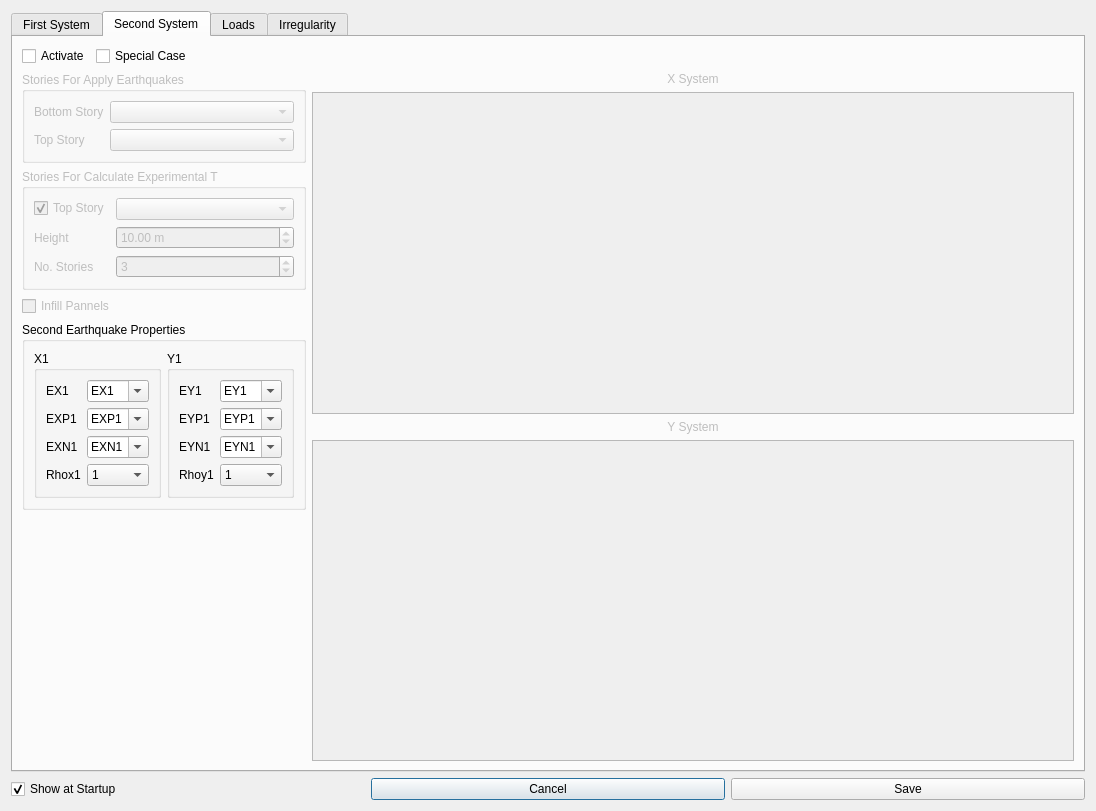
Above: widgets/civiltools_project_settings.ui from ebrahimraeyat/civilTools before the change. Below: the same form after it.
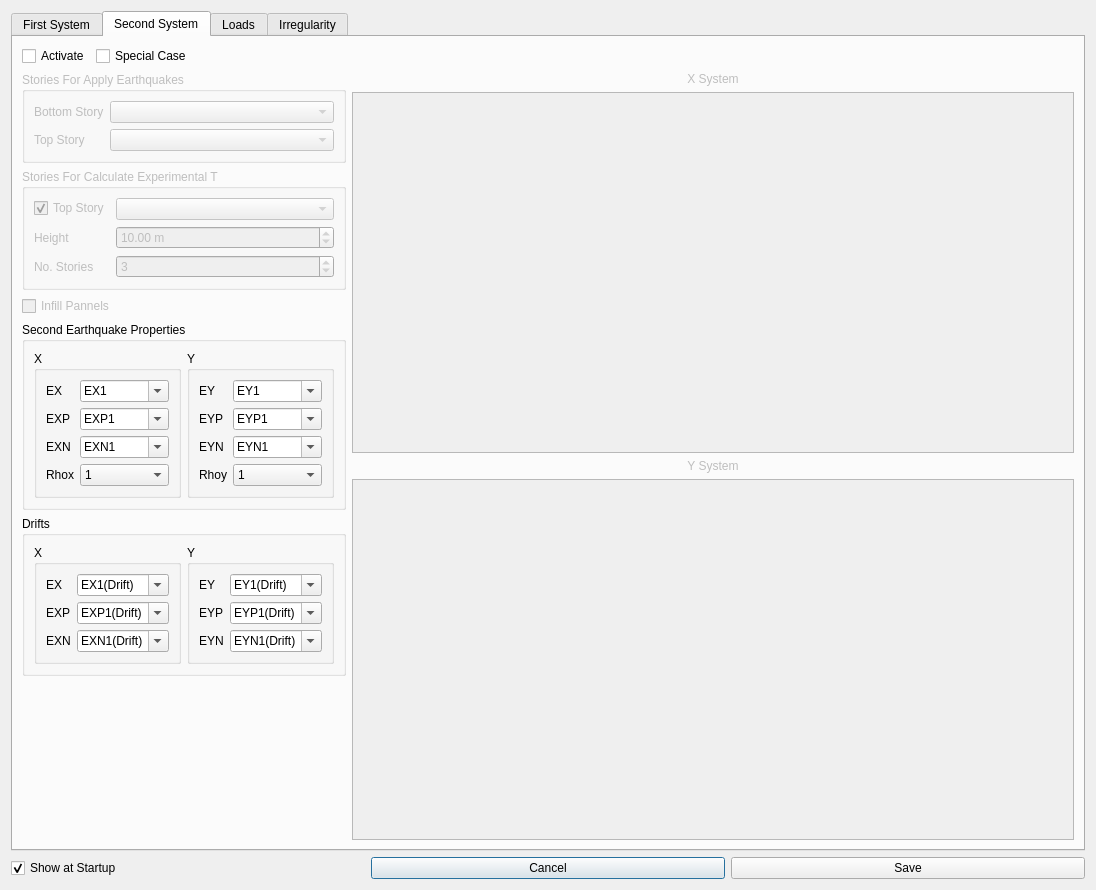
That is the form after the change. The open tabs and pages were chosen to show the change. Icons and pictures are not drawn. Custom widgets are drawn as their Qt base class.

Commit message: Add drifts earthquakes names to settings

What changed in the file:
```diff
--- a/widgets/civiltools_project_settings.ui
+++ b/widgets/civiltools_project_settings.ui
@@ -554,6 +554,168 @@
               </item>
              </layout>
             </item>
+            <item>
+             <widget class="QGroupBox" name="second_earthquake_properties_3">
+              <property name="enabled">
+               <bool>true</bool>
+              </property>
+              <property name="title">
+               <string>Drifts</string>
+              </property>
+              <property name="checkable">
+               <bool>false</bool>
+              </property>
+              <property name="checked">
+               <bool>false</bool>
+              </property>
+              <layout class="QHBoxLayout" name="horizontalLayout_15">
+               <item>
+                <widget class="QGroupBox" name="groupBox_13">
+                 <property name="title">
+                  <string>X</string>
+                 </property>
+                 <layout class="QFormLayout" name="formLayout_15">
+                  <item row="0" column="0">
+                   <widget class="QLabel" name="label_63">
+                    <property name="enabled">
+                     <bool>true</bool>
+                    </property>
+                    <property name="text">
+                     <string>EX</string>
+                    </property>
+                   </widget>
+                  </item>
+                  <item row="0" column="1">
+                   <widget class="QComboBox" name="ex_drift_combobox">
+                    <property name="enabled">
+                     <bool>true</bool>
+                    </property>
+                    <property name="editable">
+                     <bool>true</bool>
+                    </property>
+                    <item>
+                     <property name="text">
+                      <string>EX(Drift)</string>
+                     </property>
+                    </item>
+                   </widget>
+                  </item>
+                  <item row="1" column="0">
+                   <widget class="QLabel" name="label_64">
+                    <property name="text">
+                     <string>EXP</string>
+                    </property>
+                   </widget>
+                  </item>
+                  <item row="1" column="1">
+                   <widget class="QComboBox" name="exp_drift_combobox">
+                    <property name="editable">
+                     <bool>true</bool>
+                    </property>
+                    <item>
+                     <property name="text">
+                      <string>EXP(Drift)</string>
+                     </property>
+                    </item>
+                   </widget>
+                  </item>
+                  <item row="2" column="0">
+                   <widget class="QLabel" name="label_65">
+                    <property name="text">
+                     <string>EXN</string>
+                    </property>
+                   </widget>
+                  </item>
+                  <item row="2" column="1">
+                   <widget class="QComboBox" name="exn_drift_combobox">
+                    <property name="editable">
+                     <bool>true</bool>
+                    </property>
+                    <item>
+                     <property name="text">
+                      <string>EXN(Drift)</string>
+                     </property>
+                    </item>
+                   </widget>
+                  </item>
+                 </layout>
+                </widget>
+               </item>
+               <item>
+                <widget class="QGroupBox" name="groupBox_21">
+                 <property name="title">
+                  <string>Y</string>
+                 </property>
+                 <layout class="QFormLayout" name="formLayout_16">
+                  <item row="0" column="0">
+                   <widget class="QLabel" name="label_67">
+                    <property name="enabled">
+                     <bool>true</bool>
+                    </property>
+                    <property name="text">
+                     <string>EY</string>
+                    </property>
+                   </widget>
+                  </item>
+                  <item row="0" column="1">
+                   <widget class="QComboBox" name="ey_drift_combobox">
+                    <property name="enabled">
+                     <bool>true</bool>
+                    </property>
+                    <property name="editable">
+                     <bool>true</bool>
+                    </property>
+                    <item>
+                     <property name="text">
+                      <string>EY(Drift)</string>
+                     </property>
+                    </item>
+                   </widget>
+                  </item>
+                  <item row="1" column="0">
+                   <widget class="QLabel" name="label_68">
+                    <property name="text">
+                     <string>EYP</string>
+                    </property>
+                   </widget>
+                  </item>
+                  <item row="1" column="1">
+                   <widget class="QComboBox" name="eyp_drift_combobox">
+                    <property name="editable">
+                     <bool>true</bool>
+                    </property>
+                    <item>
+                     <property name="text">
+                      <string>EYP(Drift)</string>
+                     </property>
+                    </item>
+                   </widget>
+                  </item>
+                  <item row="2" column="0">
+                   <widget class="QLabel" name="label_69">
+                    <property name="text">
+                     <string>EYN</string>
+                    </property>
+                   </widget>
+                  </item>
+                  <item row="2" column="1">
+                   <widget class="QComboBox" name="eyn_drift_combobox">
+                    <property name="editable">
+                     <bool>true</bool>
+                    </property>
+                    <item>
+                     <property name="text">
+                      <string>EYN(Drift)</string>
+                     </property>
+                    </item>
+                   </widget>
+                  </item>
+                 </layout>
+                </widget>
+               </item>
+              </layout>
+             </widget>
+            </item>
             <item>
              <widget class="QGroupBox" name="groupBox_9">
               <property name="title">
@@ -861,7 +1023,7 @@
                    <bool>true</bool>
                   </property>
                   <property name="title">
-                   <string>X1</string>
+                   <string>X</string>
                   </property>
                   <layout class="QFormLayout" name="formLayout_7">
                    <item row="0" column="0">
@@ -870,7 +1032,7 @@
                       <bool>true</bool>
                      </property>
                      <property name="text">
-                      <string>EX1</string>
+                      <string>EX</string>
                      </property>
                     </widget>
                    </item>
@@ -895,7 +1057,7 @@
                       <bool>true</bool>
                      </property>
                      <property name="text">
-                      <string>EXP1</string>
+                      <string>EXP</string>
                      </property>
                     </widget>
                    </item>
@@ -920,7 +1082,7 @@
                       <bool>true</bool>
                      </property>
                      <property name="text">
-                      <string>EXN1</string>
+                      <string>EXN</string>
                      </property>
                     </widget>
                    </item>
@@ -945,7 +1107,7 @@
                       <bool>true</bool>
                      </property>
                      <property name="text">
-                      <string>Rhox1</string>
+                      <string>Rhox</string>
                      </property>
                     </widget>
                    </item>
@@ -972,7 +1134,7 @@
                 <item>
                  <widget class="QGroupBox" name="second_system_group_y">
                   <property name="title">
-                   <string>Y1</string>
+                   <string>Y</string>
                   </property>
                   <layout class="QFormLayout" name="formLayout_8">
                    <item row="0" column="0">
@@ -981,7 +1143,7 @@
                       <bool>true</bool>
                      </property>
                      <property name="text">
-                      <string>EY1</string>
+                      <string>EY</string>
                      </property>
                     </widget>
                    </item>
@@ -1006,7 +1168,7 @@
                       <bool>true</bool>
                      </property>
                      <property name="text">
-                      <string>EYP1</string>
+                      <string>EYP</string>
                      </property>
                     </widget>
                    </item>
@@ -1031,7 +1193,7 @@
                       <bool>true</bool>
                      </property>
                      <property name="text">
-                      <string>EYN1</string>
+                      <string>EYN</string>
                      </property>
                     </widget>
                    </item>
@@ -1056,7 +1218,7 @@
                       <bool>true</bool>
                      </property>
                      <property name="text">
-                      <string>Rhoy1</string>
+                      <string>Rhoy</string>
                      </property>
                     </widget>
                    </item>
@@ -1083,6 +1245,198 @@
                </layout>
               </widget>
              </item>
+             <item>
+              <widget class="QGroupBox" name="second_earthquake_properties_drifts">
+               <property name="enabled">
+                <bool>true</bool>
+               </property>
+               <property name="title">
+                <string>Drifts</string>
+               </property>
+               <property name="checkable">
+                <bool>false</bool>
+               </property>
+               <property name="checked">
+                <bool>false</bool>
+               </property>
+               <layout class="QHBoxLayout" name="horizontalLayout_17">
+                <item>
+                 <widget class="QGroupBox" name="second_system_drift_group_x">
+                  <property name="enabled">
+                   <bool>true</bool>
+                  </property>
+                  <property name="title">
+                   <string>X</string>
+                  </property>
+                  <layout class="QFormLayout" name="formLayout_17">
+                   <item row="0" column="0">
+                    <widget class="QLabel" name="label_22">
+                     <property name="enabled">
+                      <bool>true</bool>
+                     </property>
+                     <property name="text">
+                      <string>EX</string>
+                     </property>
+                    </widget>
+                   </item>
+                   <item row="0" column="1">
+                    <widget class="QComboBox" name="ex1_drift_combobox">
+                     <property name="enabled">
+                      <bool>true</bool>
+                     </property>
+                     <property name="editable">
+                      <bool>true</bool>
+                     </property>
+                     <item>
+                      <property name="text">
+                       <string>EX1(Drift)</string>
+                      </property>
+                     </item>
+                    </widget>
+                   </item>
+                   <item row="1" column="0">
+                    <widget class="QLabel" name="label_74">
+                     <property name="enabled">
+                      <bool>true</bool>
+                     </property>
+                     <property name="text">
+                      <string>EXP</string>
+                     </property>
+                    </widget>
+                   </item>
+                   <item row="1" column="1">
+                    <widget class="QComboBox" name="exp1_drift_combobox">
+                     <property name="enabled">
+                      <bool>true</bool>
+                     </property>
+                     <property name="editable">
+                      <bool>true</bool>
+                     </property>
+                     <item>
+                      <property name="text">
+                       <string>EXP1(Drift)</string>
+                      </property>
+                     </item>
+                    </widget>
+                   </item>
+                   <item row="2" column="0">
+                    <widget class="QLabel" name="label_75">
+                     <property name="enabled">
+                      <bool>true</bool>
+                     </property>
+                     <property name="text">
+                      <string>EXN</string>
+                     </property>
+                    </widget>
+                   </item>
+                   <item row="2" column="1">
+                    <widget class="QComboBox" name="exn1_drift_combobox">
+                     <property name="enabled">
+                      <bool>true</bool>
+                     </property>
+                     <property name="editable">
+                      <bool>true</bool>
+                     </property>
+                     <item>
+                      <property name="text">
+                       <string>EXN1(Drift)</string>
+                      </property>
+                     </item>
+                    </widget>
+                   </item>
+                  </layout>
+                 </widget>
+                </item>
+                <item>
+                 <widget class="QGroupBox" name="second_system_drift_group_y">
+                  <property name="enabled">
+                   <bool>true</bool>
+                  </property>
+                  <property name="title">
+                   <string>Y</string>
+                  </property>
+                  <layout class="QFormLayout" name="formLayout_18">
+                   <item row="0" column="0">
+                    <widget class="QLabel" name="label_77">
+                     <property name="enabled">
+                      <bool>true</bool>
+                     </property>
+                     <property name="text">
+                      <string>EY</string>
+                     </property>
+                    </widget>
+                   </item>
+                   <item row="0" column="1">
+                    <widget class="QComboBox" name="ey1_drift_combobox">
+                     <property name="enabled">
+                      <bool>true</bool>
+                     </property>
+                     <property name="editable">
+                      <bool>true</bool>
+                     </property>
+                     <item>
+                      <property name="text">
+                       <string>EY1(Drift)</string>
+                      </property>
+                     </item>
+                    </widget>
+                   </item>
+                   <item row="1" column="0">
+                    <widget class="QLabel" name="label_78">
+                     <property name="enabled">
+                      <bool>true</bool>
+                     </property>
+                     <property name="text">
+                      <string>EYP</string>
+                     </property>
+                    </widget>
+                   </item>
+                   <item row="1" column="1">
+                    <widget class="QComboBox" name="eyp1_drift_combobox">
+                     <property name="enabled">
+                      <bool>true</bool>
+                     </property>
+                     <property name="editable">
+                      <bool>true</bool>
+                     </property>
+                     <item>
+                      <property name="text">
+                       <string>EYP1(Drift)</string>
+                      </property>
+                     </item>
+                    </widget>
+                   </item>
+                   <item row="2" column="0">
+                    <widget class="QLabel" name="label_79">
+                     <property name="enabled">
+                      <bool>true</bool>
+                     </property>
+                     <property name="text">
+                      <string>EYN</string>
+                     </property>
+                    </widget>
+                   </item>
+                   <item row="2" column="1">
+                    <widget class="QComboBox" name="eyn1_drift_combobox">
+                     <property name="enabled">
+                      <bool>true</bool>
+                     </property>
+                     <property name="editable">
+                      <bool>true</bool>
+                     </property>
+                     <item>
+                      <property name="text">
+                       <string>EYN1(Drift)</string>
+                      </property>
+                     </item>
+                    </widget>
+                   </item>
+                  </layout>
+                 </widget>
+                </item>
+               </layout>
+              </widget>
+             </item>
              <item>
               <spacer name="verticalSpacer_2">
                <property name="orientation">
```
The commit also changes 6 other files.
